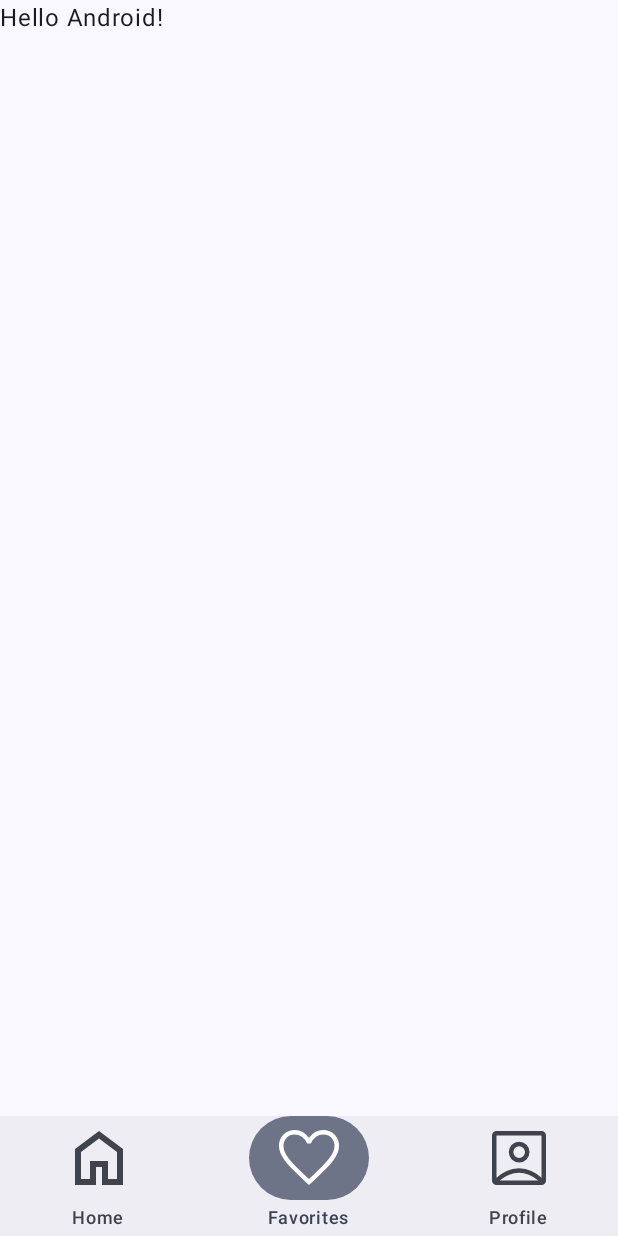
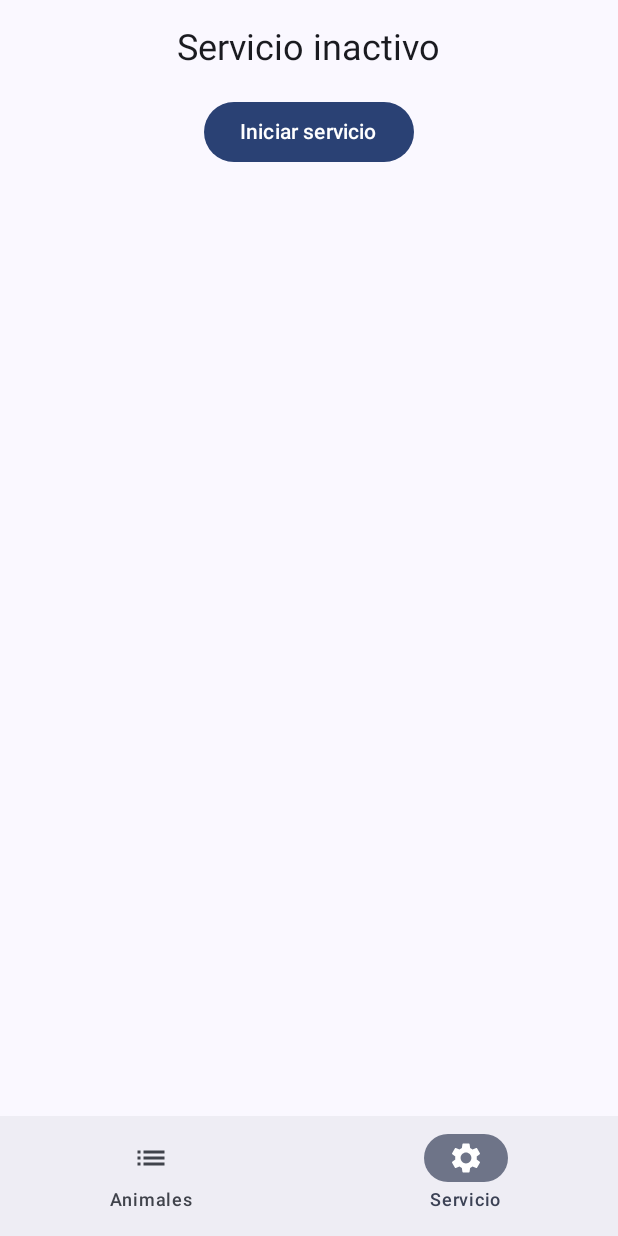
Before and after one commit to DevCris80/Degree-Work, an Android app built with Jetpack Compose: the screen it shows after launch (MainActivity), item 2 of the bottom bar chosen, on a phone screen of 412 x 824 dp. Run offline under Robolectric (Android 15) with nearby library versions, the phone set to English and light mode, and no system bars; our stand-ins replace Room's generated code.

Commit message:
AppBovina: wire up the five prototype screens and navigation
Replaces the generated scaffold's placeholder content with the real app:
animal list/registration, animal detail (eventos + registros history) with
evento registration, and HTTP service status (active/inactive + start/stop,
requesting POST_NOTIFICATIONS on Android 13+ before starting the service).
AppNavHost wires these into a bottom-nav (Animales/Servicio) NavHost, replacing
the generated NavigationSuiteScaffold — so material3-adaptive-navigation-suite
is no longer used and is swapped for material-icons-core (needed for the
list/settings/add icons).

Claude-Session: https://claude.ai/code/session_01XmSdDJhDEykW8xbgzTbJQu

```diff
--- a/AppBovina/app/build.gradle.kts
+++ b/AppBovina/app/build.gradle.kts
@@ -40,7 +40,7 @@ dependencies {
     implementation(platform(libs.androidx.compose.bom))
     implementation(libs.androidx.activity.compose)
     implementation(libs.androidx.compose.material3)
-    implementation(libs.androidx.compose.material3.adaptive.navigation.suite)
+    implementation(libs.androidx.compose.material.icons.core)
     implementation(libs.androidx.compose.ui)
     implementation(libs.androidx.compose.ui.graphics)
     implementation(libs.androidx.compose.ui.tooling.preview)
--- a/AppBovina/app/src/main/java/com/devcris80/prototipo/MainActivity.kt
+++ b/AppBovina/app/src/main/java/com/devcris80/prototipo/MainActivity.kt
@@ -4,88 +4,18 @@ import android.os.Bundle
 import androidx.activity.ComponentActivity
 import androidx.activity.compose.setContent
 import androidx.activity.enableEdgeToEdge
-import androidx.compose.foundation.layout.fillMaxSize
-import androidx.compose.foundation.layout.padding
-import androidx.compose.material3.Icon
-import androidx.compose.material3.Scaffold
-import androidx.compose.material3.Text
-import androidx.compose.material3.adaptive.navigationsuite.NavigationSuiteScaffold
-import androidx.compose.runtime.Composable
-import androidx.compose.runtime.getValue
-import androidx.compose.runtime.mutableStateOf
-import androidx.compose.runtime.saveable.rememberSaveable
-import androidx.compose.runtime.setValue
-import androidx.compose.ui.Modifier
-import androidx.compose.ui.res.painterResource
-import androidx.compose.ui.graphics.vector.ImageVector
-import androidx.compose.ui.tooling.preview.Preview
-import androidx.compose.ui.tooling.preview.PreviewScreenSizes
+import com.devcris80.prototipo.ui.nav.AppNavHost
 import com.devcris80.prototipo.ui.theme.Prototipo1Theme
 
 class MainActivity : ComponentActivity() {
     override fun onCreate(savedInstanceState: Bundle?) {
         super.onCreate(savedInstanceState)
         enableEdgeToEdge()
+        val database = (application as BovinaApplication).database
         setContent {
             Prototipo1Theme {
-                Prototipo1App()
+                AppNavHost(database)
             }
         }
     }
 }
-
-@PreviewScreenSizes
-@Composable
-fun Prototipo1App() {
-    var currentDestination by rememberSaveable { mutableStateOf(AppDestinations.HOME) }
-
-    NavigationSuiteScaffold(
-        navigationSuiteItems = {
-            AppDestinations.entries.forEach {
-                item(
-                    icon = {
-                        Icon(
-                            painterResource(it.icon),
-                            contentDescription = it.label
-                        )
-                    },
-                    label = { Text(it.label) },
-                    selected = it == currentDestination,
-                    onClick = { currentDestination = it }
-                )
-            }
-        }
-    ) {
-        Scaffold(modifier = Modifier.fillMaxSize()) { innerPadding ->
-            Greeting(
-                name = "Android",
-                modifier = Modifier.padding(innerPadding)
-            )
-        }
-    }
-}
-
-enum class AppDestinations(
-    val label: String,
-    val icon: Int,
-) {
-    HOME("Home", R.drawable.ic_home),
-    FAVORITES("Favorites", R.drawable.ic_favorite),
-    PROFILE("Profile", R.drawable.ic_account_box),
-}
-
-@Composable
-fun Greeting(name: String, modifier: Modifier = Modifier) {
-    Text(
-        text = "Hello $name!",
-        modifier = modifier
-    )
-}
-
-@Preview(showBackground = true)
-@Composable
-fun GreetingPreview() {
-    Prototipo1Theme {
-        Greeting("Android")
-    }
-}
--- /dev/null
+++ b/AppBovina/app/src/main/java/com/devcris80/prototipo/ui/nav/AppNavHost.kt
@@ -0,0 +1,123 @@
+package com.devcris80.prototipo.ui.nav
+
+import androidx.compose.foundation.layout.padding
+import androidx.compose.material.icons.Icons
+import androidx.compose.material.icons.automirrored.filled.List
+import androidx.compose.material.icons.filled.Settings
+import androidx.compose.material3.Icon
+import androidx.compose.material3.NavigationBar
+import androidx.compose.material3.NavigationBarItem
+import androidx.compose.material3.Scaffold
+import androidx.compose.material3.Text
+import androidx.compose.runtime.Composable
+import androidx.compose.runtime.collectAsState
+import androidx.compose.runtime.getValue
+import androidx.compose.runtime.remember
+import androidx.compose.runtime.rememberCoroutineScope
+import androidx.compose.ui.Modifier
+import androidx.navigation.NavDestination.Companion.hierarchy
+import androidx.navigation.NavType
+import androidx.navigation.compose.NavHost
+import androidx.navigation.compose.composable
+import androidx.navigation.compose.currentBackStackEntryAsState
+import androidx.navigation.compose.rememberNavController
+import androidx.navigation.navArgument
+import com.devcris80.prototipo.data.AppDatabase
+import com.devcris80.prototipo.ui.screens.AnimalDetailScreen
+import com.devcris80.prototipo.ui.screens.AnimalFormScreen
+import com.devcris80.prototipo.ui.screens.AnimalListScreen
+import com.devcris80.prototipo.ui.screens.EventoFormScreen
+import com.devcris80.prototipo.ui.screens.ServiceStatusScreen
+import kotlinx.coroutines.launch
+
+@Composable
+fun AppNavHost(database: AppDatabase) {
+    val navController = rememberNavController()
+    val scope = rememberCoroutineScope()
+    val backStackEntry by navController.currentBackStackEntryAsState()
+    val currentRoute = backStackEntry?.destination?.hierarchy?.firstOrNull()?.route
+
+    Scaffold(
+        bottomBar = {
+            NavigationBar {
+                NavigationBarItem(
+                    selected = currentRoute == Rutas.ListaAnimales.ruta,
+                    onClick = {
+                        navController.navigate(Rutas.ListaAnimales.ruta) {
+                            popUpTo(Rutas.ListaAnimales.ruta) { inclusive = true }
+                        }
+                    },
+                    icon = { Icon(Icons.AutoMirrored.Filled.List, contentDescription = "Animales") },
+                    label = { Text("Animales") },
+                )
+                NavigationBarItem(
+                    selected = currentRoute == Rutas.EstadoServicio.ruta,
+                    onClick = {
+                        navController.navigate(Rutas.EstadoServicio.ruta) {
+                            popUpTo(Rutas.ListaAnimales.ruta)
+                        }
+                    },
+                    icon = { Icon(Icons.Filled.Settings, contentDescription = "Servicio") },
+                    label = { Text("Servicio") },
+                )
+            }
+        },
+    ) { innerPadding ->
+        NavHost(
+            navController = navController,
+            startDestination = Rutas.ListaAnimales.ruta,
+            modifier = Modifier.padding(innerPadding),
+        ) {
+            composable(Rutas.ListaAnimales.ruta) {
+                val animales = remember { database.animalDao().observeAll() }
+                AnimalListScreen(
+                    animales = animales,
+                    onAnimalClick = { animal -> navController.navigate(Rutas.DetalleAnimal.crear(animal.idAnimal)) },
+                    onNuevoAnimalClick = { navController.navigate(Rutas.NuevoAnimal.ruta) },
+                )
+            }
+            composable(Rutas.NuevoAnimal.ruta) {
+                AnimalFormScreen(
+                    onGuardar = { animal ->
+                        scope.launch { database.animalDao().insert(animal) }
+                        navController.popBackStack()
+                    },
+                )
+            }
+            composable(
+                route = Rutas.DetalleAnimal.ruta,
+                arguments = listOf(navArgument("idAnimal") { type = NavType.StringType }),
+            ) { entry ->
+                val idAnimal = entry.arguments?.getString("idAnimal").orEmpty()
+                val animalFlow = remember(idAnimal) { database.animalDao().observeById(idAnimal) }
+                val animal by animalFlow.collectAsState(initial = null)
+                val eventos = remember(idAnimal) { database.eventoDao().observeByAnimal(idAnimal) }
+                val registros = remember(idAnimal) { database.registroDao().observeByAnimal(idAnimal) }
+                animal?.let { animalActual ->
+                    AnimalDetailScreen(
+                        animal = animalActual,
+                        eventos = eventos,
+                        registros = registros,
+                        onNuevoEventoClick = { navController.navigate(Rutas.NuevoEvento.crear(idAnimal)) },
+                    )
+                }
+            }
+            composable(
+                route = Rutas.NuevoEvento.ruta,
+                arguments = listOf(navArgument("idAnimal") { type = NavType.StringType }),
+            ) { entry ->
+                val idAnimal = entry.arguments?.getString("idAnimal").orEmpty()
+                EventoFormScreen(
+                    idAnimal = idAnimal,
+                    onGuardar = { evento ->
+                        scope.launch { database.eventoDao().insert(evento) }
+                        navController.popBackStack()
+                    },
+                )
+            }
+            composable(Rutas.EstadoServicio.ruta) {
+                ServiceStatusScreen()
+            }
+        }
+    }
+}
--- /dev/null
+++ b/AppBovina/app/src/main/java/com/devcris80/prototipo/ui/nav/Rutas.kt
@@ -0,0 +1,13 @@
+package com.devcris80.prototipo.ui.nav
+
+sealed class Rutas(val ruta: String) {
+    data object ListaAnimales : Rutas("animales")
+    data object NuevoAnimal : Rutas("animales/nuevo")
+    data object DetalleAnimal : Rutas("animales/{idAnimal}") {
+        fun crear(idAnimal: String) = "animales/$idAnimal"
+    }
+    data object NuevoEvento : Rutas("animales/{idAnimal}/evento") {
+        fun crear(idAnimal: String) = "animales/$idAnimal/evento"
+    }
+    data object EstadoServicio : Rutas("servicio")
+}
--- /dev/null
+++ b/AppBovina/app/src/main/java/com/devcris80/prototipo/ui/screens/AnimalListScreen.kt
@@ -0,0 +1,57 @@
+package com.devcris80.prototipo.ui.screens
+
+import androidx.compose.foundation.layout.Arrangement
+import androidx.compose.foundation.layout.Column
+import androidx.compose.foundation.layout.fillMaxSize
+import androidx.compose.foundation.layout.padding
+import androidx.compose.foundation.lazy.LazyColumn
+import androidx.compose.foundation.lazy.items
+import androidx.compose.material.icons.Icons
+import androidx.compose.material.icons.filled.Add
+import androidx.compose.material3.Card
+import androidx.compose.material3.FloatingActionButton
+import androidx.compose.material3.Icon
+import androidx.compose.material3.MaterialTheme
+import androidx.compose.material3.Scaffold
+import androidx.compose.material3.Text
+import androidx.compose.runtime.Composable
+import androidx.compose.runtime.collectAsState
+import androidx.compose.runtime.getValue
+import androidx.compose.ui.Modifier
+import androidx.compose.ui.unit.dp
+import com.devcris80.prototipo.data.Animal
+import kotlinx.coroutines.flow.Flow
+
+@Composable
+fun AnimalListScreen(
+    animales: Flow<List<Animal>>,
+    onAnimalClick: (Animal) -> Unit,
+    onNuevoAnimalClick: () -> Unit,
+) {
+    val lista by animales.collectAsState(initial = emptyList())
+
+    Scaffold(
+        floatingActionButton = {
+            FloatingActionButton(onClick = onNuevoAnimalClick) {
+                Icon(Icons.Filled.Add, contentDescription = "Registrar animal")
+            }
+        },
+    ) { innerPadding ->
+        LazyColumn(
+            modifier = Modifier
+                .fillMaxSize()
+                .padding(innerPadding)
+                .padding(16.dp),
+            verticalArrangement = Arrangement.spacedBy(8.dp),
+        ) {
+            items(lista, key = { it.idAnimal }) { animal ->
+                Card(onClick = { onAnimalClick(animal) }) {
+                    Column(modifier = Modifier.padding(16.dp)) {
+                        Text(text = animal.nombre, style = MaterialTheme.typography.titleMedium)
+                        Text(text = animal.raza, style = MaterialTheme.typography.bodyMedium)
+                    }
+                }
+            }
+        }
+    }
+}
--- /dev/null
+++ b/AppBovina/app/src/main/java/com/devcris80/prototipo/ui/screens/ServiceStatusScreen.kt
@@ -0,0 +1,76 @@
+package com.devcris80.prototipo.ui.screens
+
+import android.Manifest
+import android.content.Context
+import android.content.pm.PackageManager
+import android.os.Build
+import androidx.activity.compose.rememberLauncherForActivityResult
+import androidx.activity.result.contract.ActivityResultContracts
+import androidx.compose.foundation.layout.Arrangement
+import androidx.compose.foundation.layout.Column
+import androidx.compose.foundation.layout.fillMaxSize
+import androidx.compose.foundation.layout.padding
+import androidx.compose.material3.Button
+import androidx.compose.material3.MaterialTheme
+import androidx.compose.material3.Scaffold
+import androidx.compose.material3.Text
+import androidx.compose.runtime.Composable
+import androidx.compose.runtime.collectAsState
+import androidx.compose.runtime.getValue
+import androidx.compose.ui.Alignment
+import androidx.compose.ui.Modifier
+import androidx.compose.ui.platform.LocalContext
+import androidx.compose.ui.unit.dp
+import androidx.core.content.ContextCompat
+import com.devcris80.prototipo.service.PesajeHttpForegroundService
+
+@Composable
+fun ServiceStatusScreen() {
+    val context = LocalContext.current
+    val isRunning by PesajeHttpForegroundService.isRunning.collectAsState()
+
+    val requestNotificationPermission = rememberLauncherForActivityResult(
+        ActivityResultContracts.RequestPermission(),
+    ) { granted ->
+        if (granted) {
+            PesajeHttpForegroundService.start(context)
+        }
+    }
+
+    Scaffold { innerPadding ->
+        Column(
+            modifier = Modifier
+                .fillMaxSize()
+                .padding(innerPadding)
+                .padding(16.dp),
+            verticalArrangement = Arrangement.spacedBy(16.dp),
+            horizontalAlignment = Alignment.CenterHorizontally,
+        ) {
+            Text(
+                text = if (isRunning) "Servicio activo" else "Servicio inactivo",
+                style = MaterialTheme.typography.headlineSmall,
+            )
+            Button(
+                onClick = {
+                    if (isRunning) {
+                        PesajeHttpForegroundService.stop(context)
+                    } else if (notificationPermissionGranted(context)) {
+                        PesajeHttpForegroundService.start(context)
+                    } else {
+                        requestNotificationPermission.launch(Manifest.permission.POST_NOTIFICATIONS)
+                    }
+                },
+            ) {
+                Text(if (isRunning) "Detener servicio" else "Iniciar servicio")
+            }
+        }
+    }
+}
+
+private fun notificationPermissionGranted(context: Context): Boolean {
+    if (Build.VERSION.SDK_INT < Build.VERSION_CODES.TIRAMISU) return true
+    return ContextCompat.checkSelfPermission(
+        context,
+        Manifest.permission.POST_NOTIFICATIONS,
+    ) == PackageManager.PERMISSION_GRANTED
+}
--- a/AppBovina/gradle/libs.versions.toml
+++ b/AppBovina/gradle/libs.versions.toml
@@ -29,7 +29,7 @@ androidx-compose-ui-tooling-preview = { group = "androidx.compose.ui", name = "u
 androidx-compose-ui-test-manifest = { group = "androidx.compose.ui", name = "ui-test-manifest" }
 androidx-compose-ui-test-junit4 = { group = "androidx.compose.ui", name = "ui-test-junit4" }
 androidx-compose-material3 = { group = "androidx.compose.material3", name = "material3" }
-androidx-compose-material3-adaptive-navigation-suite = { group = "androidx.compose.material3", name = "material3-adaptive-navigation-suite" }
+androidx-compose-material-icons-core = { group = "androidx.compose.material", name = "material-icons-core" }
 androidx-navigation-compose = { group = "androidx.navigation", name = "navigation-compose", version.ref = "navigationCompose" }
 androidx-room-runtime = { group = "androidx.room", name = "room-runtime", version.ref = "room" }
 androidx-room-ktx = { group = "androidx.room", name = "room-ktx", version.ref = "room" }
```
Also changed, not shown: AppBovina/app/src/main/java/com/devcris80/prototipo/ui/screens/AnimalDetailScreen.kt (added, +88 -0 lines), AppBovina/app/src/main/java/com/devcris80/prototipo/ui/screens/AnimalFormScreen.kt (added, +96 -0 lines), AppBovina/app/src/main/java/com/devcris80/prototipo/ui/screens/EventoFormScreen.kt (added, +71 -0 lines).
